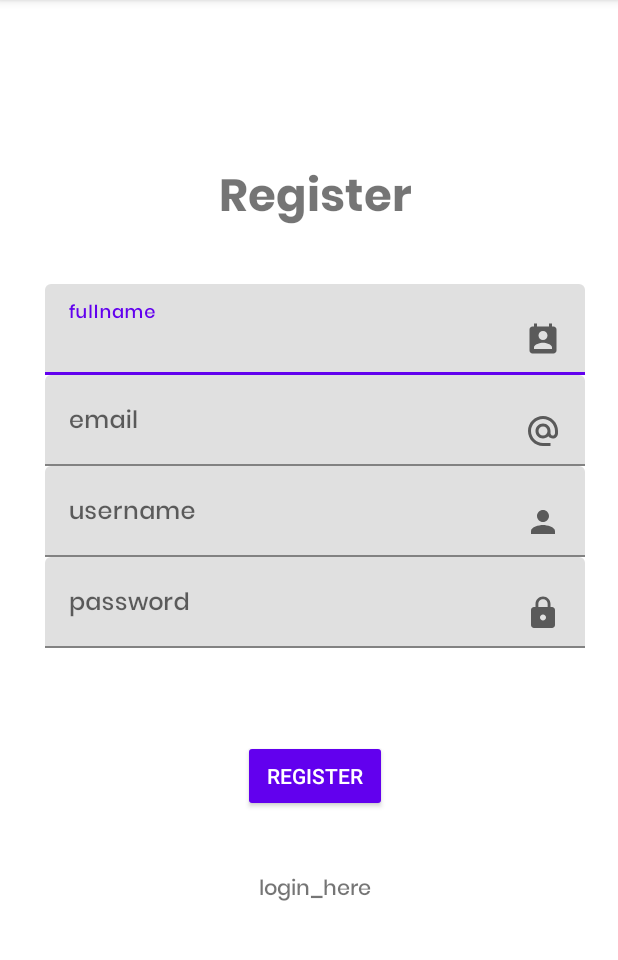
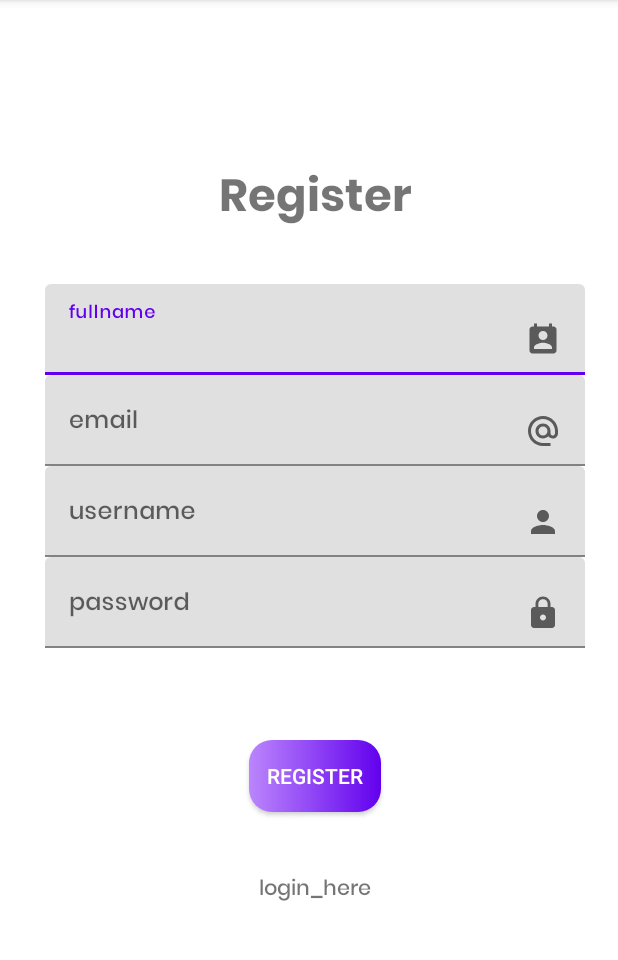
Before and after one commit to totmat/OnlineWallet-Mobil, an Android app: the Register screen opened directly, with no data from a screen before it, on a phone screen of 412 x 824 dp, the part 84-1044 px from its top. Run offline under Robolectric (Android 15) with nearby library versions, the phone set to English and light mode, and no system bars; libraries missing offline, so code that uses them is left out: com.vishnusivadas.advanced_httpurlconnection.

Commit message:
Login/Register javítása(működik). CreditCard adatok felvétele az appban, php fájl nincs még kész hozzá(page müködik). Kisebb design elemek bekerülése a gombokra. Kép kezdetleges importálása a CreditCard page-re. (php fájl hiányzik a feltöltéshez az adatbázishoz).

```diff
--- a/app/build.gradle
+++ b/app/build.gradle
@@ -21,6 +21,7 @@ android {
             proguardFiles getDefaultProguardFile('proguard-android-optimize.txt'), 'proguard-rules.pro'
         }
     }
+    dataBinding.enabled = true
     compileOptions {
         sourceCompatibility JavaVersion.VERSION_1_8
         targetCompatibility JavaVersion.VERSION_1_8
@@ -28,7 +29,7 @@ android {
 }
 
 dependencies {
-
+    implementation fileTree(dir: 'libs', include: ['*.jar'])
     implementation 'androidx.appcompat:appcompat:1.4.1'
     implementation 'com.google.android.material:material:1.5.0'
     implementation 'androidx.constraintlayout:constraintlayout:2.1.3'
--- a/app/src/main/AndroidManifest.xml
+++ b/app/src/main/AndroidManifest.xml
@@ -11,23 +11,21 @@
         android:supportsRtl="true"
         android:theme="@style/Theme.OnlineWalletMobilApp"
         android:usesCleartextTraffic="true">
+        <activity android:name="com.example.onlinewallet_mobilapp.activities.MainActivity"/>
         <activity
             android:name=".Register"
             android:exported="true" />
         <activity
             android:name=".Login"
             android:exported="true">
+
             <intent-filter>
                 <action android:name="android.intent.action.MAIN" />
 
                 <category android:name="android.intent.category.LAUNCHER" />
             </intent-filter>
         </activity>
-        <activity
-            android:name=".MainActivity"
-            android:exported="true">
 
-        </activity>
     </application>
 
 </manifest>
--- a/app/src/main/java/com/example/onlinewallet_mobilapp/Login.java
+++ b/app/src/main/java/com/example/onlinewallet_mobilapp/Login.java
@@ -13,6 +13,7 @@ import android.widget.Toast;
 
 import androidx.appcompat.app.AppCompatActivity;
 
+import com.example.onlinewallet_mobilapp.activities.MainActivity;
 import com.google.android.material.textfield.TextInputEditText;
 import com.vishnusivadas.advanced_httpurlconnection.PutData;
 
@@ -60,7 +61,7 @@ public class Login extends AppCompatActivity {
                             data[0] = username;
                             data[1] = password;
                             //PutData putData = new PutData("http://localhost/registerlogin/login.php", "POST", field, data);
-                            PutData putData = new PutData("http://10.0.11.117/onlinewallet/login.php", "POST", field, data);
+                            PutData putData = new PutData("http://192.168.0.27/onlinewallet/login.php", "POST", field, data);
                             if (putData.startPut()) {
                                 if (putData.onComplete()) {
                                     progressBar.setVisibility(View.GONE);
--- /dev/null
+++ b/app/src/main/res/drawable/btn_background_1.xml
@@ -0,0 +1,10 @@
+<?xml version="1.0" encoding="utf-8"?>
+<shape xmlns:android="http://schemas.android.com/apk/res/android"
+    android:shape="rectangle">
+
+    <gradient android:startColor="@color/purple_200"
+        android:endColor="@color/purple_500"
+        android:type="linear"/>
+
+    <corners android:radius="15dp"/>
+</shape>
--- a/app/src/main/res/layout/activity_register.xml
+++ b/app/src/main/res/layout/activity_register.xml
@@ -130,13 +130,13 @@
             app:layout_constraintStart_toStartOf="parent"/>
 
 
-        <Button
+        <androidx.appcompat.widget.AppCompatButton
             android:id="@+id/registerButton"
             style="@style/Widget.AppCompat.Button.Colored"
             android:layout_width="wrap_content"
             android:layout_height="wrap_content"
             android:text="@string/register"
-            android:textColor="#FFFFFF"
+            android:background="@drawable/btn_background_1"
             app:layout_constraintBottom_toBottomOf="parent"
             app:layout_constraintEnd_toEndOf="parent"
             app:layout_constraintStart_toStartOf="parent"
--- a/app/src/main/res/mipmap-anydpi-v26/ic_launcher.xml
+++ b/app/src/main/res/mipmap-anydpi-v26/ic_launcher.xml
@@ -1,5 +1,5 @@
 <?xml version="1.0" encoding="utf-8"?>
 <adaptive-icon xmlns:android="http://schemas.android.com/apk/res/android">
     <background android:drawable="@drawable/ic_launcher_background" />
-    <foreground android:drawable="@drawable/ic_launcher_foreground" />
+
 </adaptive-icon>
--- a/app/src/main/res/values/colors.xml
+++ b/app/src/main/res/values/colors.xml
@@ -7,4 +7,9 @@
     <color name="teal_700">#FF018786</color>
     <color name="black">#FF000000</color>
     <color name="white">#FFFFFFFF</color>
+
+    <color name="colorPrimary">#3F51B5</color>
+    <color name="colorPrimaryDark">#283593</color>
+    <color name="colorAccent">#4CAF50</color>
+
 </resources>
```
Also changed, not shown: app/src/main/java/com/example/onlinewallet_mobilapp/MainActivity.java (deleted, +0 -14 lines), app/src/main/res/layout/activity_login.xml (+6 -3 lines), app/src/main/res/layout/activity_main.xml (+41 -6 lines), app/src/main/res/values/strings.xml (+19 -0 lines), app/src/main/res/drawable/template_credit_card.png (added).
